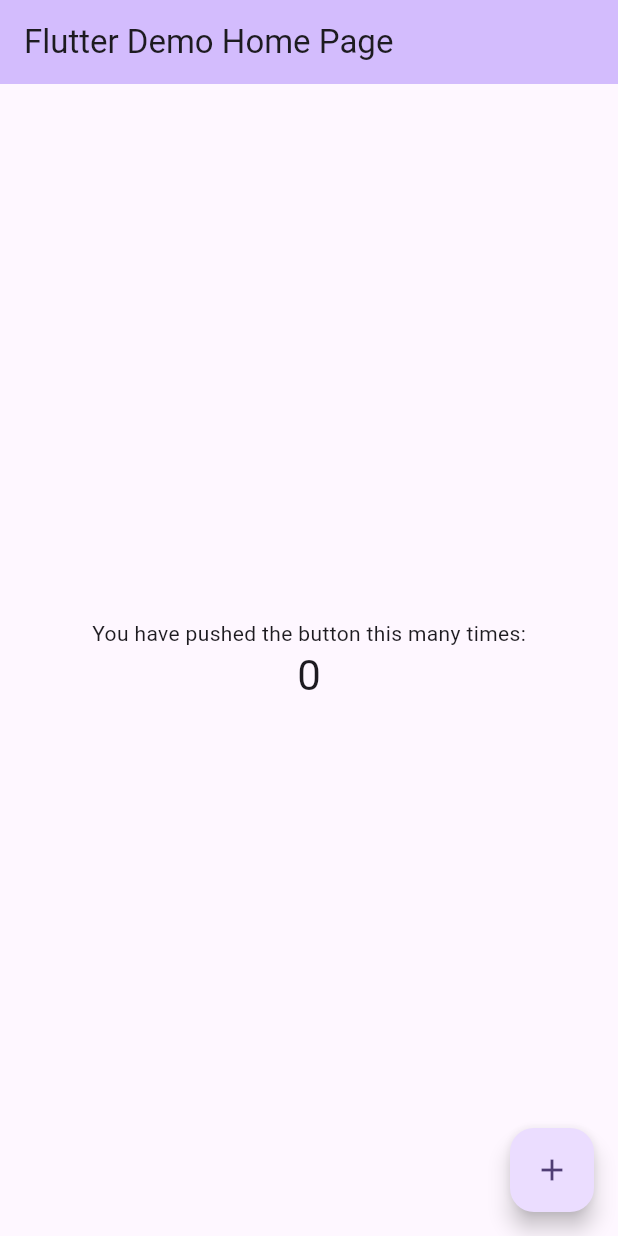
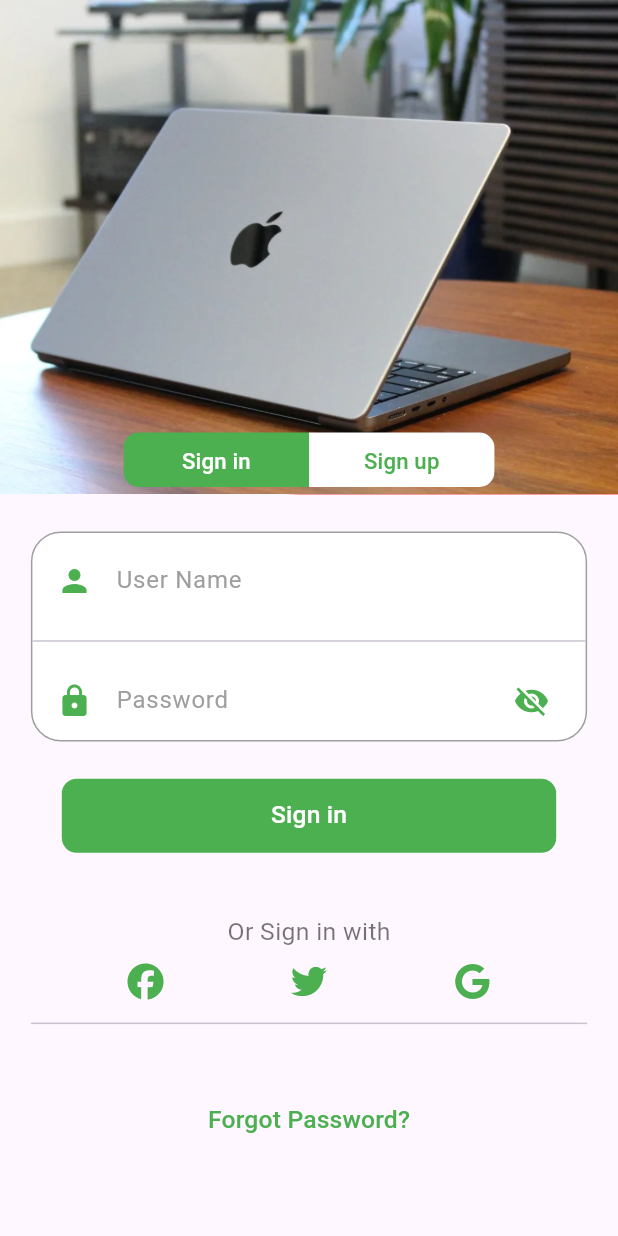
Before and after one commit to Yoseph-Gebeyehu/E-Commerce, a Flutter app: the screen it shows after launch, on a phone screen of 412 x 824 dp. Run offline on Flutter 3.47's test engine with Material 3 defaults, Android fonts, the phone set to English and light mode, and no system bars; our stand-ins replace firebase_core, font_awesome_flutter; accounts and stored records are empty.

```diff
--- a/lib/main.dart
+++ b/lib/main.dart
@@ -1,6 +1,11 @@
+import 'package:e_commerce/sign_in.dart';
 import 'package:flutter/material.dart';
+import 'package:firebase_core/firebase_core.dart';
+import 'firebase_options.dart';
 
-void main() {
+void main() async {
+  WidgetsFlutterBinding.ensureInitialized();
+  await Firebase.initializeApp(options: DefaultFirebaseOptions.currentPlatform);
   runApp(const MyApp());
 }
 
@@ -31,40 +36,11 @@ class MyHomePage extends StatefulWidget {
 }
 
 class _MyHomePageState extends State<MyHomePage> {
-  int _counter = 0;
-
-  void _incrementCounter() {
-    setState(() {
-      _counter++;
-    });
-  }
-
   @override
   Widget build(BuildContext context) {
-    return Scaffold(
-      appBar: AppBar(
-        backgroundColor: Theme.of(context).colorScheme.inversePrimary,
-        title: Text(widget.title),
-      ),
-      body: Center(
-        child: Column(
-          mainAxisAlignment: MainAxisAlignment.center,
-          children: <Widget>[
-            const Text(
-              'You have pushed the button this many times:',
-            ),
-            Text(
-              '$_counter',
-              style: Theme.of(context).textTheme.headlineMedium,
-            ),
-          ],
-        ),
-      ),
-      floatingActionButton: FloatingActionButton(
-        onPressed: _incrementCounter,
-        tooltip: 'Increment',
-        child: const Icon(Icons.add),
-      ),
+    return const MaterialApp(
+      home: SignInPage(),
+      debugShowCheckedModeBanner: false,
     );
   }
 }
--- /dev/null
+++ b/lib/sign_in.dart
@@ -0,0 +1,255 @@
+import 'package:flutter/material.dart';
+import 'package:font_awesome_flutter/font_awesome_flutter.dart';
+
+class SignInPage extends StatefulWidget {
+  const SignInPage({super.key});
+
+  @override
+  State<SignInPage> createState() => _SignInPageState();
+}
+
+class _SignInPageState extends State<SignInPage> {
+  TextEditingController userNameController = TextEditingController();
+  TextEditingController passwordController = TextEditingController();
+  TextEditingController emailController = TextEditingController();
+  bool showPassword = true;
+  bool isSignIn = true;
+  @override
+  Widget build(BuildContext context) {
+    Size deviceSize = MediaQuery.of(context).size;
+    return Scaffold(
+      body: SingleChildScrollView(
+        child: Column(
+          children: [
+            Stack(
+              children: [
+                Container(
+                  height: deviceSize.height * 0.4,
+                  decoration: const BoxDecoration(
+                    color: Colors.red,
+                    borderRadius: BorderRadius.only(
+                      bottomLeft: Radius.circular(200.0),
+                    ),
+                  ),
+                  child: Image.asset(
+                    'assets/mac_image.webp',
+                    fit: BoxFit.cover,
+                  ),
+                ),
+                Positioned(
+                  bottom: 5,
+                  right: deviceSize.width * 0.5,
+                  left: deviceSize.width * 0.2,
+                  top: deviceSize.height * 0.35,
+                  child: Container(
+                    decoration: BoxDecoration(
+                      color: isSignIn ? Colors.green : Colors.white,
+                      borderRadius: const BorderRadius.only(
+                        bottomLeft: Radius.circular(10.0),
+                        topLeft: Radius.circular(10.0),
+                      ),
+                    ),
+                    child: TextButton(
+                      onPressed: () {
+                        setState(() {
+                          isSignIn = true;
+                        });
+                      },
+                      child: Text(
+                        'Sign in',
+                        style: TextStyle(
+                          color: isSignIn ? Colors.white : Colors.green,
+                          fontSize: deviceSize.width * 0.036,
+                        ),
+                      ),
+                    ),
+                  ),
+                ),
+                Positioned(
+                  bottom: 5,
+                  right: deviceSize.width * 0.2,
+                  left: deviceSize.width * 0.5,
+                  top: deviceSize.height * 0.35,
+                  child: Container(
+                    decoration: BoxDecoration(
+                      color: isSignIn ? Colors.white : Colors.green,
+                      borderRadius: const BorderRadius.only(
+                        bottomRight: Radius.circular(10.0),
+                        topRight: Radius.circular(10.0),
+                      ),
+                    ),
+                    child: TextButton(
+                      onPressed: () {
+                        setState(() {
+                          isSignIn = false;
+                        });
+                      },
+                      child: Text(
+                        'Sign up',
+                        style: TextStyle(
+                          color: isSignIn ? Colors.green : Colors.white,
+                          fontSize: deviceSize.width * 0.036,
+                        ),
+                      ),
+                    ),
+                  ),
+                ),
+              ],
+            ),
+            SizedBox(height: deviceSize.height * 0.03),
+            Container(
+              margin: EdgeInsets.symmetric(horizontal: deviceSize.width * 0.05),
+              decoration: BoxDecoration(
+                borderRadius: BorderRadius.circular(20),
+                color: Colors.white,
+                border: Border.all(
+                  color: Colors.grey,
+                  width: 1,
+                ),
+              ),
+              height: isSignIn
+                  ? deviceSize.height * 0.17
+                  : deviceSize.height * 0.25,
+              child: Column(
+                mainAxisAlignment: MainAxisAlignment.center,
+                children: [
+                  ListTile(
+                    leading: const Icon(
+                      Icons.person,
+                      color: Colors.green,
+                    ),
+                    title: TextFormField(
+                      controller: userNameController,
+                      cursorColor: Colors.green,
+                      decoration: const InputDecoration(
+                        hintText: 'User Name',
+                        border: InputBorder.none,
+                        hintStyle: TextStyle(color: Colors.grey),
+                      ),
+                    ),
+                  ),
+                  const Divider(),
+                  Visibility(
+                    visible: !isSignIn,
+                    child: ListTile(
+                      leading: const Icon(
+                        Icons.email,
+                        color: Colors.green,
+                      ),
+                      title: TextFormField(
+                        controller: emailController,
+                        cursorColor: Colors.green,
+                        decoration: const InputDecoration(
+                          hintText: 'Email',
+                          border: InputBorder.none,
+                          hintStyle: TextStyle(color: Colors.grey),
+                        ),
+                      ),
+                    ),
+                  ),
+                  Visibility(
+                    visible: !isSignIn,
+                    child: const Divider(),
+                  ),
+                  ListTile(
+                    leading: const Icon(
+                      Icons.lock,
+                      color: Colors.green,
+                    ),
+                    title: TextFormField(
+                      controller: passwordController,
+                      cursorColor: Colors.green,
+                      obscureText: showPassword,
+                      decoration: const InputDecoration(
+                        hintText: 'Password',
+                        border: InputBorder.none,
+                        hintStyle: TextStyle(color: Colors.grey),
+                      ),
+                    ),
+                    trailing: InkWell(
+                      onTap: () {
+                        setState(() {
+                          showPassword = !showPassword;
+                        });
+                      },
+                      child: Icon(
+                        showPassword ? Icons.visibility_off : Icons.visibility,
+                        color: Colors.green,
+                      ),
+                    ),
+                  ),
+                ],
+              ),
+            ),
+            SizedBox(height: deviceSize.height * 0.03),
+            TextButton(
+              onPressed: () {},
+              style: TextButton.styleFrom(
+                backgroundColor: Colors.green,
+                shape: RoundedRectangleBorder(
+                  borderRadius: BorderRadius.circular(10.0),
+                ),
+                minimumSize: Size(
+                  deviceSize.width * 0.8,
+                  deviceSize.height * 0.06,
+                ),
+              ),
+              child: Text(
+                isSignIn ? 'Sign in' : 'Sign up',
+                style: TextStyle(
+                  color: Colors.white,
+                  fontSize: deviceSize.width * 0.04,
+                ),
+              ),
+            ),
+            SizedBox(height: deviceSize.height * 0.05),
+            Text(
+              isSignIn ? 'Or Sign in with' : 'Or Sign up with',
+              style: TextStyle(
+                color: Colors.black54,
+                fontSize: deviceSize.width * 0.04,
+              ),
+            ),
+            SizedBox(height: deviceSize.height * 0.01),
+            const Row(
+              mainAxisAlignment: MainAxisAlignment.spaceEvenly,
+              children: [
+                Icon(
+                  FontAwesomeIcons.facebook,
+                  color: Colors.green,
+                ),
+                Icon(
+                  FontAwesomeIcons.twitter,
+                  color: Colors.green,
+                ),
+                Icon(
+                  FontAwesomeIcons.google,
+                  color: Colors.green,
+                ),
+              ],
+            ),
+            SizedBox(height: deviceSize.height * 0.01),
+            Divider(
+              endIndent: deviceSize.width * 0.05,
+              indent: deviceSize.width * 0.05,
+            ),
+            SizedBox(height: deviceSize.height * 0.04),
+            Visibility(
+              visible: isSignIn,
+              child: TextButton(
+                onPressed: () {},
+                child: Text(
+                  'Forgot Password?',
+                  style: TextStyle(
+                    color: Colors.green,
+                    fontSize: deviceSize.width * 0.04,
+                  ),
+                ),
+              ),
+            ),
+          ],
+        ),
+      ),
+    );
+  }
+}
```
Also changed, not shown: pubspec.yaml (+13 -36 lines), assets/mac_image.webp (added), lib/firebase_options.dart (added), pubspec.lock, 302 other files.
